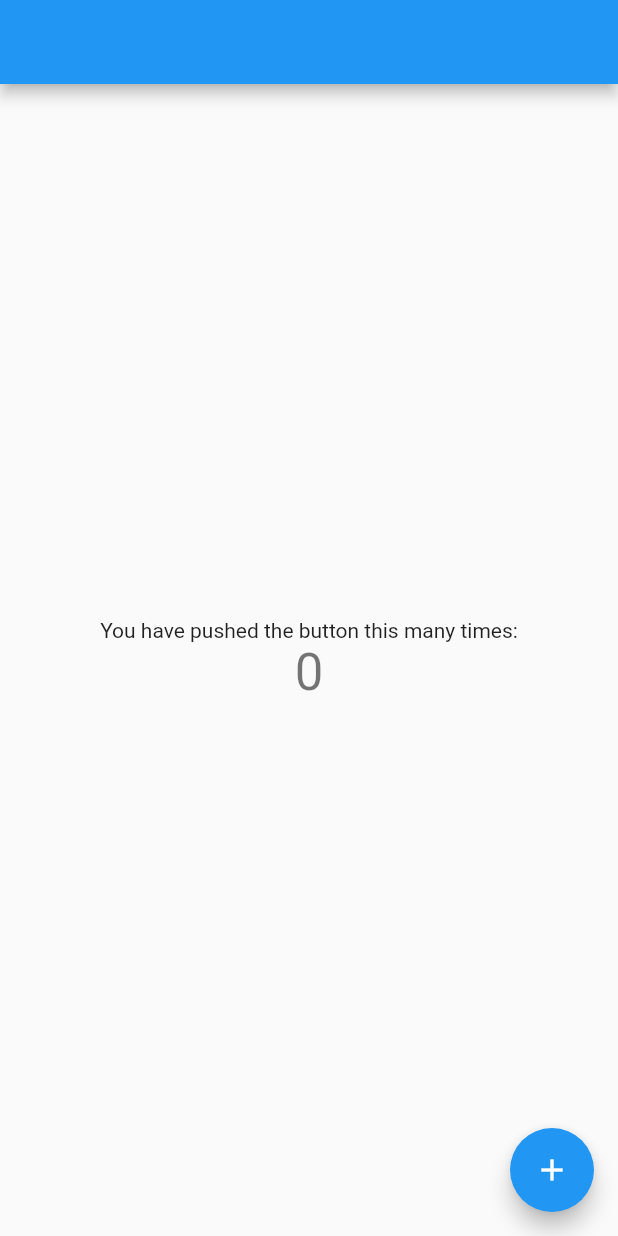
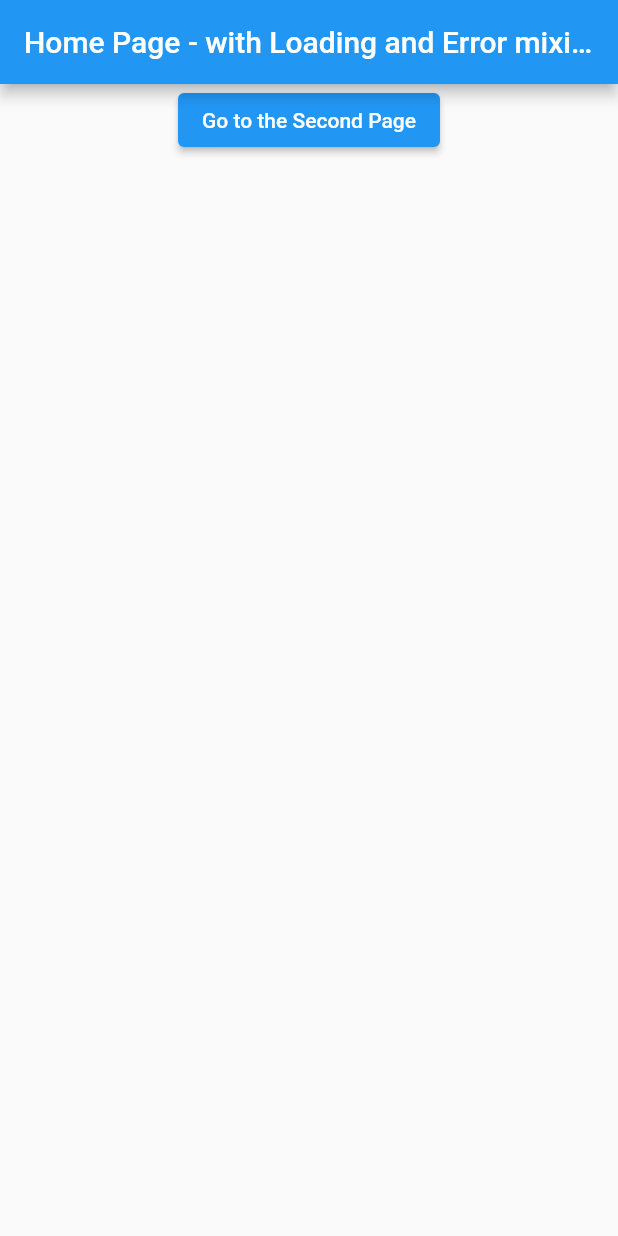
Before and after one commit to BlackLeg15/triple_mixins, a Flutter app: the screen it shows after launch, on a phone screen of 412 x 824 dp. Run offline on Flutter 3.47's test engine with Material 2 defaults, Android fonts, the phone set to English and light mode, and no system bars; our stand-ins replace flutter_triple.

Commit message:
Following guidelines of pubdev about documentation

```diff
--- a/example/lib/main.dart
+++ b/example/lib/main.dart
@@ -1,7 +1,124 @@
 import 'package:flutter/material.dart';
-
-import 'app_widget.dart';
+import 'package:flutter_triple/flutter_triple.dart';
+import 'package:triple_mixins/triple_mixins.dart';
 
 void main() {
-  runApp(AppWidget());
+  runApp(const AppWidget());
 }
+
+class AppWidget extends StatelessWidget {
+  const AppWidget();
+
+  @override
+  Widget build(BuildContext context) {
+    return MaterialApp(
+      title: 'Flutter Demo',
+      theme: ThemeData(primarySwatch: Colors.blue),
+      home: const HomePage(),
+    );
+  }
+}
+
+class HomePageStore extends NotifierStore<Object, String> {
+  HomePageStore() : super('');
+}
+
+class HomePage extends StatefulWidget {
+  const HomePage();
+
+  @override
+  _HomePageState createState() => _HomePageState();
+}
+
+class _HomePageState extends State<HomePage> with LoadingMixin, ErrorMixinWithWidget {
+  @override
+  Widget build(BuildContext context) => finalPageForErrorMixin;
+
+  @override
+  Widget get onErrorWidget => const Center(
+        child: const Text('An error just ocurred'),
+      );
+
+  @override
+  Widget get onLoadingWidget => const Center(
+        child: const CircularProgressIndicator(),
+      );
+
+  @override
+  Widget get onStateWidgetWhenNotError => finalPageForLoadingMixin;
+
+  @override
+  Widget get onStateWidgetWhenNotLoading => Scaffold(
+        appBar: AppBar(
+          title: const Text('Home Page - with Loading and Error mixins'),
+        ),
+        body: Center(
+          child: Column(
+            children: [
+              ElevatedButton(
+                  onPressed: () {
+                    Navigator.of(context).push(
+                      MaterialPageRoute(
+                        builder: (context) => const SecondPage(),
+                      ),
+                    );
+                  },
+                  child: const Text("Go to the Second Page")),
+            ],
+          ),
+        ),
+      );
+
+  @override
+  Store<Object, Object> get tripleStore => HomePageStore();
+}
+
+class SecondPageStore extends NotifierStore<Object, String> {
+  SecondPageStore() : super('');
+}
+
+class SecondPage extends StatefulWidget {
+  const SecondPage();
+
+  @override
+  _SecondPageState createState() => _SecondPageState();
+}
+
+class _SecondPageState extends State<SecondPage> with LoadingErrorMixin {
+  @override
+  Widget build(BuildContext context) => finalPage;
+
+  @override
+  Widget get onErrorWidget => const Center(
+        child: const Text('An error just ocurred'),
+      );
+  @override
+  Widget get onLoadingWidget => const Center(
+        child: const CircularProgressIndicator(),
+      );
+
+  @override
+  Widget get onStateWidget => Scaffold(
+        appBar: AppBar(
+          title: const Text('Second Page - with LoadingErrorMixin'),
+        ),
+        body: Center(
+            child: Column(
+          children: [
+            ElevatedButton(
+              onPressed: () {
+                final dateTimeNow = DateTime.now();
+                final hour = dateTimeNow.hour;
+                final sentence = '🕒 {$dateTimeNow}'
+                    '${(hour == 3 || hour == 15 ? '\nTime to use Triple!' : '')}';
+                print(sentence);
+              },
+              child: const Text("Thanks for being here. :)"),
+            )
+          ],
+        )),
+      );
+
+  @override
+  Store<Object, Object> get tripleStore => SecondPageStore();
+}
```
